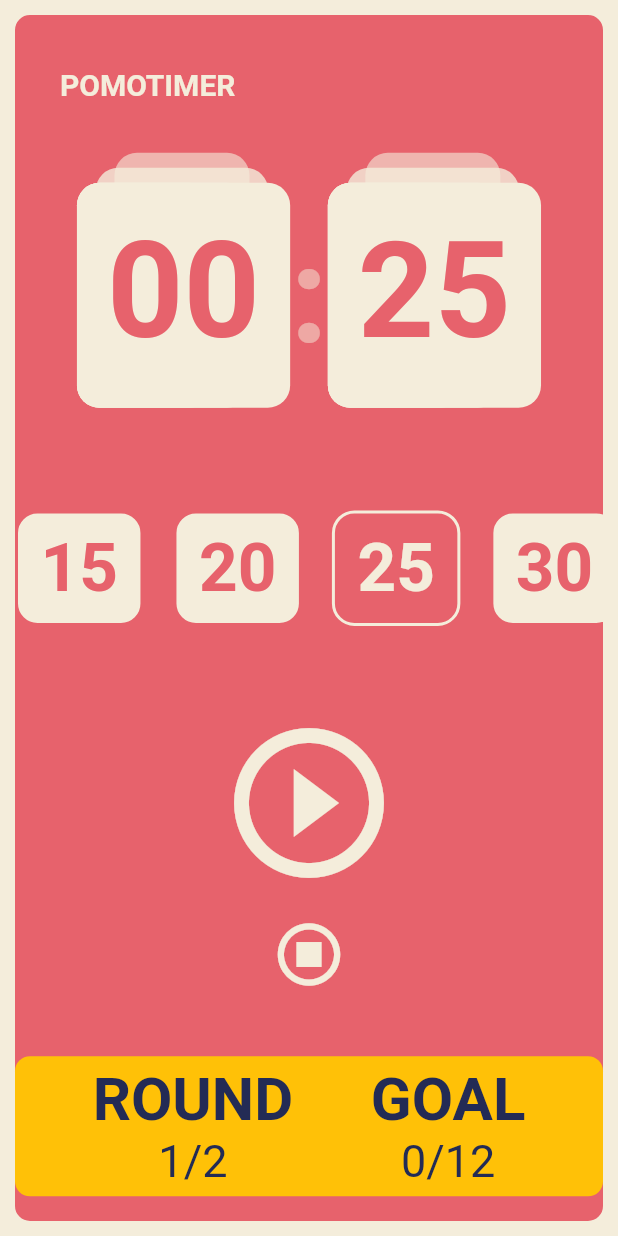
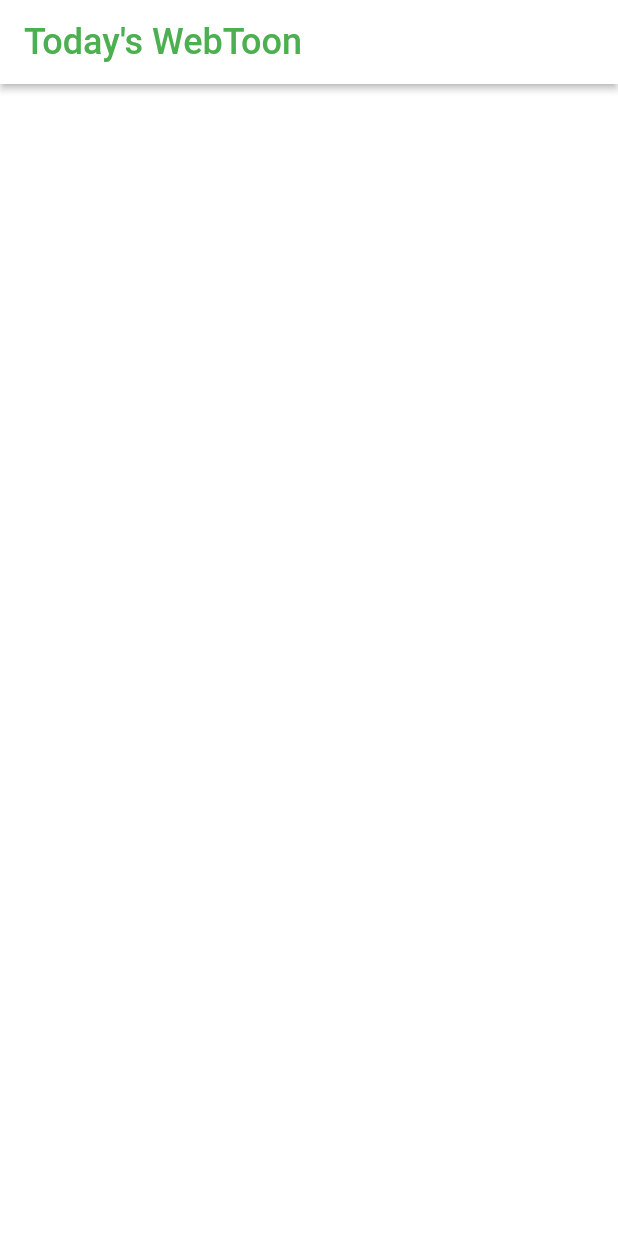
Before and after one commit to Bizeun/first_Flutter, a Flutter app: the screen it shows after launch, on a phone screen of 412 x 824 dp. Run offline on Flutter 3.47's test engine with Material 2 defaults, Android fonts, the phone set to English and light mode, and no system bars.

Commit message:
Add AppBar

```diff
--- a/lib/main.dart
+++ b/lib/main.dart
@@ -1,5 +1,5 @@
 import 'package:flutter/material.dart';
-import 'package:toonflix/widgets/home_screen.dart';
+import 'package:toonflix/screens/home_UI.dart';
 
 void main() {
   runApp(const App());
@@ -10,19 +10,8 @@ class App extends StatelessWidget {
 
   @override
   Widget build(BuildContext context) {
-    return MaterialApp(
-      theme: ThemeData(
-        colorScheme: ColorScheme.fromSwatch(
-          backgroundColor: const Color(0xFFE7626C),
-        ),
-        textTheme: const TextTheme(
-          displayLarge: TextStyle(
-            color: Color(0xFF232B55),
-          ),
-        ),
-        cardColor: const Color(0xFFF4EDDB),
-      ),
-      home: const HomeScreen(),
+    return const MaterialApp(
+      home: HomeUI(),
     );
   }
 }
--- /dev/null
+++ b/lib/pomoTimer.dart
@@ -0,0 +1,28 @@
+import 'package:flutter/material.dart';
+import 'package:toonflix/widgets/home_screen.dart';
+
+void main() {
+  runApp(const App());
+}
+
+class App extends StatelessWidget {
+  const App({super.key});
+
+  @override
+  Widget build(BuildContext context) {
+    return MaterialApp(
+      theme: ThemeData(
+        colorScheme: ColorScheme.fromSwatch(
+          backgroundColor: const Color(0xFFE7626C),
+        ),
+        textTheme: const TextTheme(
+          displayLarge: TextStyle(
+            color: Color(0xFF232B55),
+          ),
+        ),
+        cardColor: const Color(0xFFF4EDDB),
+      ),
+      home: const HomeScreen(),
+    );
+  }
+}
--- /dev/null
+++ b/lib/screens/home_UI.dart
@@ -0,0 +1,23 @@
+import 'package:flutter/material.dart';
+
+class HomeUI extends StatelessWidget {
+  const HomeUI({super.key});
+
+  @override
+  Widget build(BuildContext context) {
+    return Scaffold(
+      backgroundColor: Colors.white,
+      appBar: AppBar(
+        elevation: 2,
+        backgroundColor: Colors.white,
+        foregroundColor: Colors.green,
+        title: const Text(
+          "Today's WebToon",
+          style: TextStyle(
+            fontSize: 24,
+          ),
+        ),
+      ),
+    );
+  }
+}
--- a/lib/settingUI.dart
+++ b/lib/settingUI.dart
@@ -1,7 +1,7 @@
 import 'package:flutter/material.dart';
 import 'package:toonflix/widgets/cardTime.dart';
 
-void msettingUI() {
+void main() {
   runApp(const App());
 }
 
```
